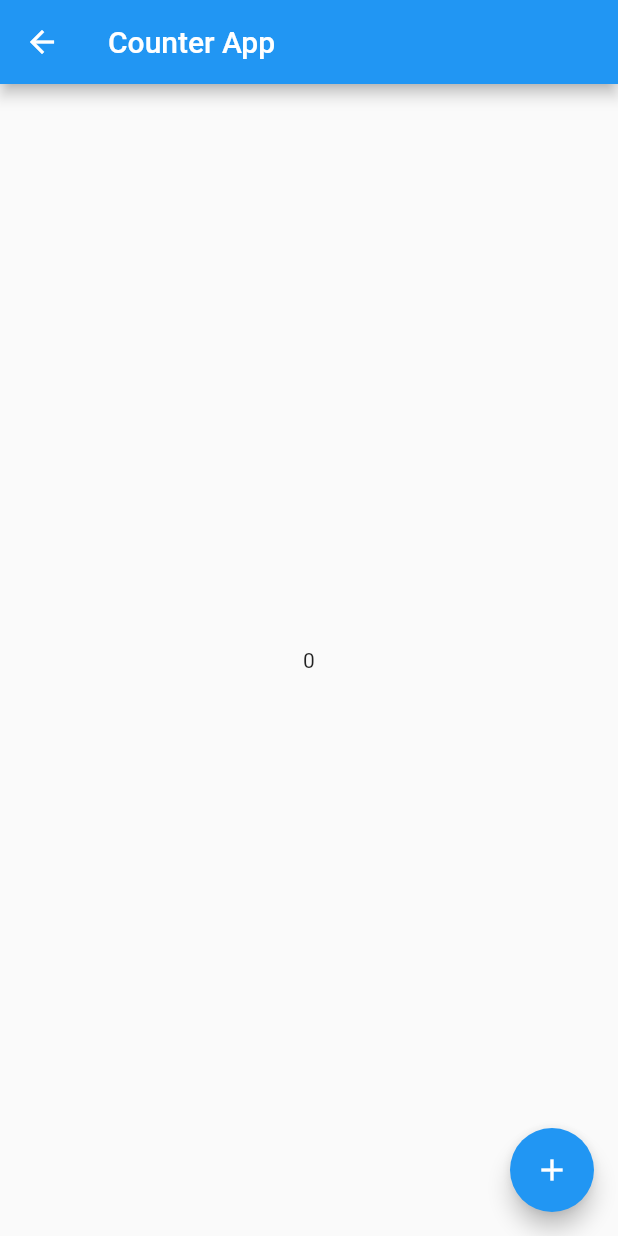
After one commit to Ifte234/getx_App, a Flutter app: the screen it shows after launch, after a tap on "Counter App", on a phone screen of 412 x 824 dp. The commit adds this screen. Run offline on Flutter 3.47's test engine with Material 2 defaults, Android fonts, the phone set to English and light mode, and no system bars; our stand-ins replace get.

Commit message:
Getx App Counter.dart  Commit

```diff
--- /dev/null
+++ b/lib/Counter.dart
@@ -0,0 +1,41 @@
+import 'package:flutter/cupertino.dart';
+import 'package:flutter/material.dart';
+
+class CounterApp extends StatefulWidget {
+  const CounterApp({Key? key}) : super(key: key);
+
+  @override
+  State<CounterApp> createState() => _CounterAppState();
+}
+
+class _CounterAppState extends State<CounterApp> {
+  int x=0;
+  @override
+  Widget build(BuildContext context) {
+    return Scaffold(
+      appBar: AppBar(
+        title: Text('Counter App'),
+      ),
+      body: Column(
+        mainAxisAlignment: MainAxisAlignment.center,
+        crossAxisAlignment: CrossAxisAlignment.center,
+        children: [
+         Center(child: Text(x.toString()),)
+
+        ],
+      ),
+      floatingActionButton:FloatingActionButton(
+        onPressed: () {
+          x++;
+          setState(() {
+
+          });
+
+        },
+        child: Icon(Icons.add)
+      )
+
+
+    );
+  }
+}
--- a/lib/homeScreen.dart
+++ b/lib/homeScreen.dart
@@ -1,5 +1,7 @@
 import 'package:flutter/material.dart';
 import 'package:get/get.dart';
+
+import 'Counter.dart';
 
 class HomeScreen extends StatefulWidget {
   const HomeScreen({Key? key}) : super(key: key);
@@ -78,7 +80,11 @@ class _HomeScreenState extends State<HomeScreen> {
                 );
               },
             ),
-          )
+          ),
+          TextButton.icon(onPressed: (){
+            Get.to(CounterApp());
+
+          }, icon: Icon(Icons.add), label: Text('Counter App'))
         ],
       ),
       floatingActionButton: FloatingActionButton(
```
